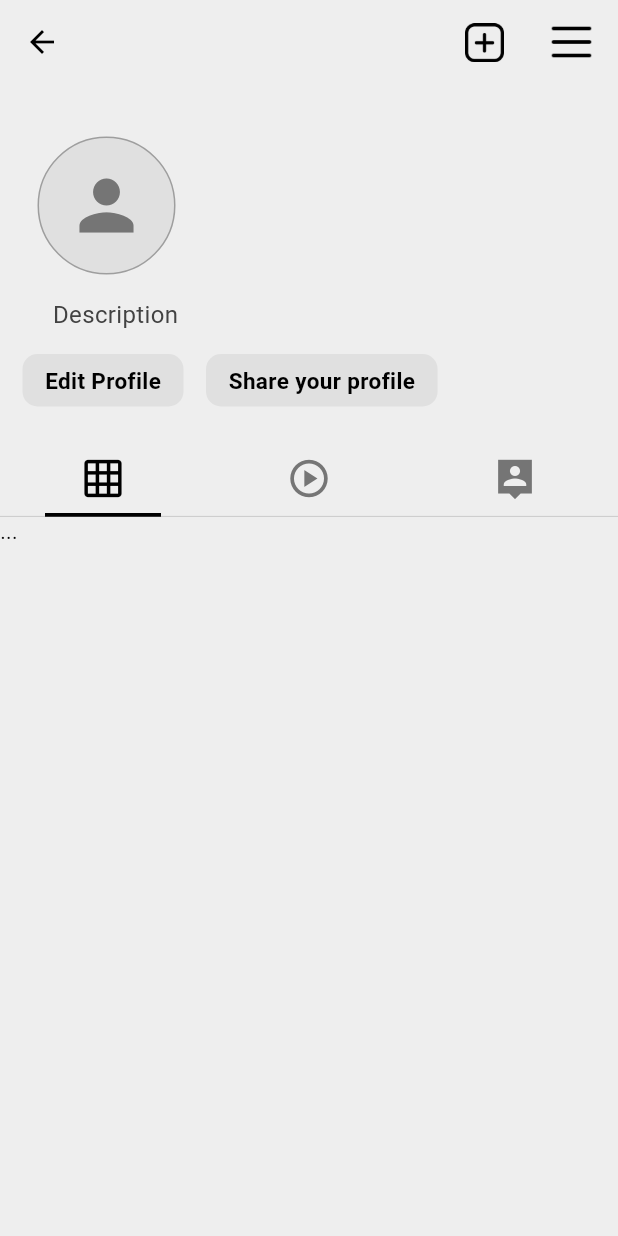
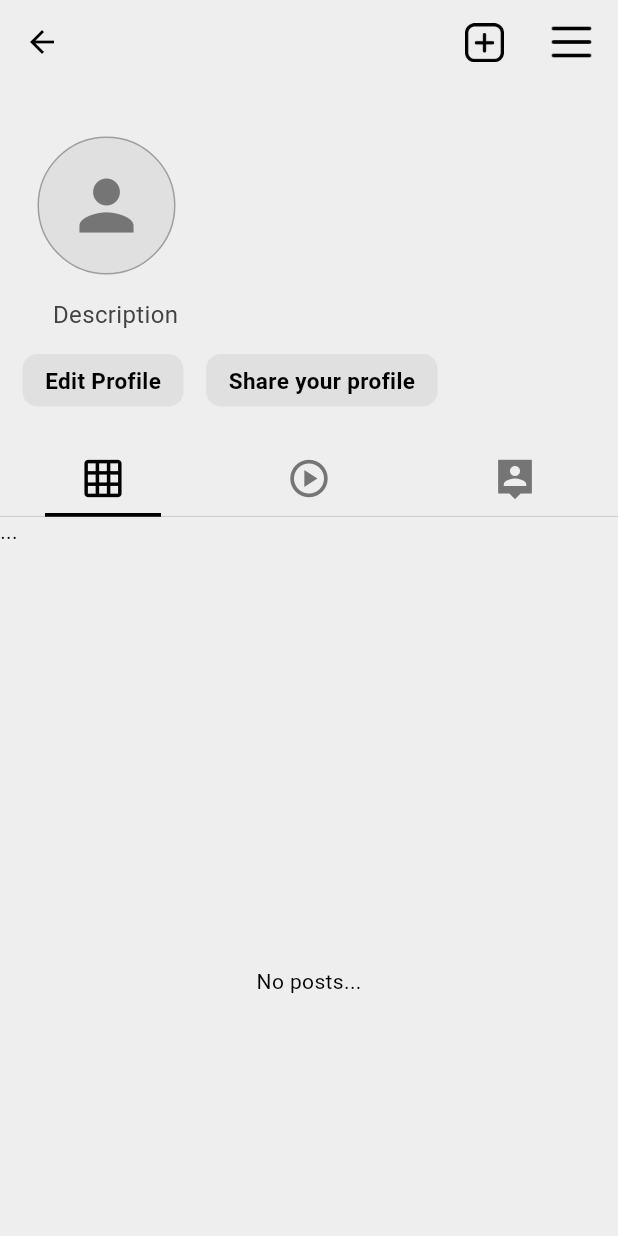
Before and after one commit to kirkanikitin/social_app, a Flutter app: the ProfilePage screen opened directly with empty values, on a phone screen of 412 x 824 dp. Run offline on Flutter 3.47's test engine with Material 3 defaults, Android fonts, the phone set to English and light mode, and no system bars; drawn by our look-alikes of cached_network_image; our stand-ins replace cloud_firestore, file_picker, firebase_auth, firebase_core, firebase_storage, flutter_bloc and 2 more; accounts and stored records are empty; network calls fail.

Commit message:
post-in-profilePage

```diff
--- a/lib/features/post/presentation/components/comment-bottom-sheet.dart
+++ b/lib/features/post/presentation/components/comment-bottom-sheet.dart
@@ -111,7 +111,7 @@ class _CommentBottomSheetState extends State<CommentBottomSheet> {
                           builder: (context, snapshot) {
                             if (snapshot.connectionState == ConnectionState.waiting) {
                               return Center(
-                                child:  CircularProgressIndicator(
+                                child: CircularProgressIndicator(
                                     color: Theme.of(context).colorScheme.inverseSurface
                                 ),
                               );
--- a/lib/features/profile/presentation/pages/profile-page.dart
+++ b/lib/features/profile/presentation/pages/profile-page.dart
@@ -4,6 +4,9 @@ import 'package:flutter_bloc/flutter_bloc.dart';
 import 'package:persistent_bottom_nav_bar/persistent_bottom_nav_bar.dart';
 import 'package:social_app/features/auth/domain/entities/app-user.dart';
 import 'package:social_app/features/auth/presentation/cubits/auth_cubit.dart';
+import 'package:social_app/features/post/presentation/components/post-tile.dart';
+import 'package:social_app/features/post/presentation/cubits/post-cubit.dart';
+import 'package:social_app/features/post/presentation/cubits/post-states.dart';
 import 'package:social_app/features/post/presentation/pages/upload-post-page.dart';
 import 'package:social_app/features/profile/presentation/components/bio-box.dart';
 import 'package:social_app/features/profile/presentation/components/button-page.dart';
@@ -31,6 +34,7 @@ class _ProfilePageState extends State<ProfilePage>
   late final profileCubit = context.read<ProfileCubit>();
   late AppUser? currentUser = authCubit.currentUser;
   late TabController controller;
+  int postCount = 0;
 
   @override
   void initState() {
@@ -109,7 +113,7 @@ class _ProfilePageState extends State<ProfilePage>
                   ),
                 ),
               ),
-              body: Column(
+              body: ListView(
                 children: [
                   Padding(
                     padding: const EdgeInsets.only(top: 35, left: 25),
@@ -184,6 +188,40 @@ class _ProfilePageState extends State<ProfilePage>
                   ),
                   const SizedBox(height: 25),
                   const MyTabBar(),
+                  BlocBuilder<PostCubit, PostState>(
+                      builder: (context, state) {
+                        if (state is PostsLoaded) {
+                          final userPosts = state.posts
+                              .where((post) => post.userId == widget.uid)
+                              .toList();
+                          postCount = userPosts.length;
+                          return ListView.builder(
+                              itemCount: postCount,
+                              physics: const NeverScrollableScrollPhysics(),
+                              shrinkWrap: true,
+                              itemBuilder: (context, index) {
+                                final post = userPosts[index];
+
+                                return PostTile(
+                                    post: post,
+                                    onDeletePressed: () =>
+                                        context.read<PostCubit>().deletePost(post.id),
+                                );
+                              }
+                          );
+                        } else if (state is PostsLoading) {
+                          return Center(
+                            child: CircularProgressIndicator(
+                                color: Theme.of(context).colorScheme.inverseSurface
+                            ),
+                          );
+                        } else {
+                          return const Center(
+                            child: Text('No posts...'),
+                          );
+                        }
+                      }
+                  ),
                 ],
               ),
             );
```
Also changed, not shown: lib/features/post/presentation/components/post-tile.dart (+9 -1 lines).
